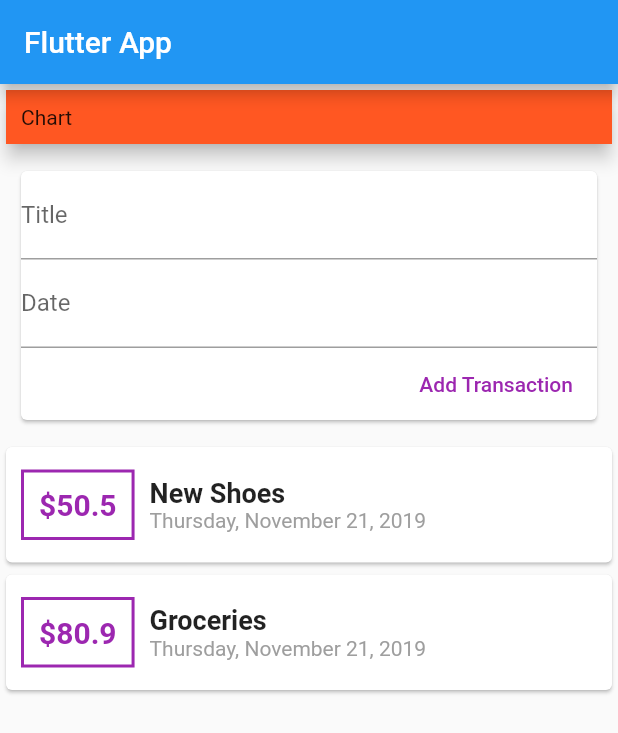
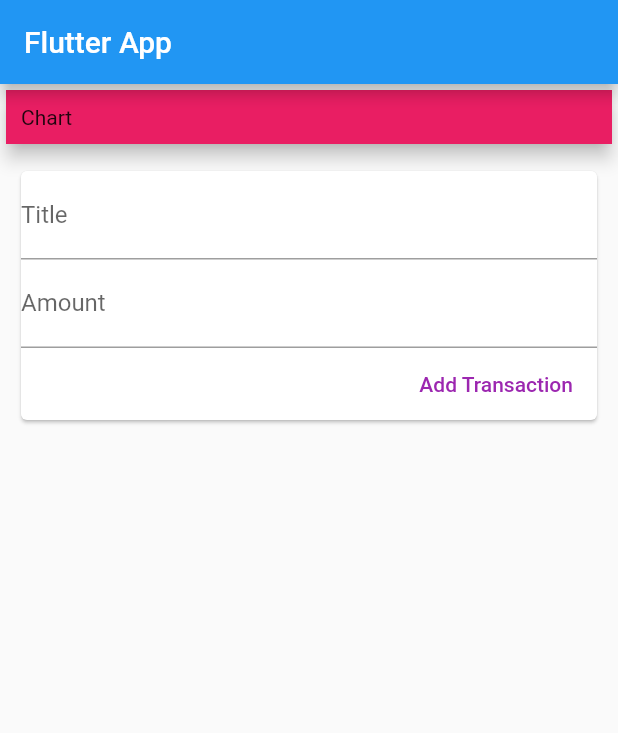
Before and after one commit to gauravxdhingra/FlutterUdemyAdvanced, a Flutter app: the screen it shows after launch, after a tap on "Add Transaction", on a phone screen of 412 x 824 dp. Shown: the top 733 px of the screen. Run offline on Flutter 3.47's test engine with Material 2 defaults, Android fonts, the phone set to English and light mode, and no system bars.

Commit message:
Splitting up the widgets and mapping add widget to list

```diff
--- /dev/null
+++ b/lib/Widgets/new_transaction.dart
@@ -0,0 +1,61 @@
+import 'package:flutter/material.dart';
+
+class NewTransaction extends StatelessWidget {
+  final Function addtx;
+  final titleController = TextEditingController();
+  final amountController = TextEditingController();
+
+  NewTransaction(this.addtx);
+
+  @override
+  Widget build(BuildContext context) {
+    return Container(
+      margin: EdgeInsets.all(10),
+      child: Card(
+        child: Column(
+          crossAxisAlignment: CrossAxisAlignment.end,
+          children: <Widget>[
+            TextField(
+              // onChanged: (val) {
+              //   titleInput = val;
+              // },
+
+              controller: titleController,
+              decoration: InputDecoration(
+                labelText: 'Title',
+              ),
+            ),
+            TextField(
+              // onChanged: (val) {
+              //   amountInput = val;
+              // },
+
+              controller: amountController,
+              decoration: InputDecoration(
+                labelText: 'Amount',
+              ),
+            ),
+            FlatButton(
+              child: Text(
+                'Add Transaction',
+              ),
+              textColor: Colors.purple,
+              onPressed: () {
+                addtx(
+                  titleController.text,
+                  double.parse(amountController.text),
+                );
+
+                // print(titleInput);
+                // print(amountInput);
+
+                // print(titleController.text);
+                // print(amountController.text);
+              },
+            )
+          ],
+        ),
+      ),
+    );
+  }
+}
--- /dev/null
+++ b/lib/Widgets/transaction_list.dart
@@ -0,0 +1,58 @@
+import 'package:flutter/material.dart';
+import '../Models/Transaction.dart';
+import 'package:intl/intl.dart';
+
+class TransactionList extends StatelessWidget {
+  final List<Transaction> transactions;
+
+  TransactionList(this.transactions);
+  @override
+  Widget build(BuildContext context) {
+    return Column(
+      children: transactions.map((tx) {
+        return Card(
+          //color: Colors.blue[200],
+          child: Row(
+            children: <Widget>[
+              Container(
+                margin: EdgeInsets.symmetric(horizontal: 10, vertical: 15),
+                child: Text(
+                  '\$${tx.amount}',
+                  style: TextStyle(
+                    fontWeight: FontWeight.bold,
+                    fontSize: 20,
+                    color: Colors.purple,
+                  ),
+                ),
+                decoration: BoxDecoration(
+                    border: Border.all(
+                  color: Colors.purple,
+                  width: 2,
+                  style: BorderStyle.solid,
+                )),
+                padding: EdgeInsets.all(10),
+              ),
+              Column(
+                //mainAxisAlignment: MainAxisAlignment.center,
+                crossAxisAlignment: CrossAxisAlignment.start,
+                children: <Widget>[
+                  Text(
+                    tx.title,
+                    style: TextStyle(
+                      fontSize: 18,
+                      fontWeight: FontWeight.bold,
+                    ),
+                  ),
+                  Text(
+                    DateFormat.yMMMMEEEEd().format(tx.date),
+                    style: TextStyle(color: Colors.grey),
+                  )
+                ],
+              )
+            ],
+          ),
+        );
+      }).toList(),
+    );
+  }
+}
--- /dev/null
+++ b/lib/Widgets/user_transactions.dart
@@ -0,0 +1,35 @@
+import 'package:app2/Models/Transaction.dart';
+import 'package:flutter/material.dart';
+import './new_transaction.dart';
+import 'transaction_list.dart';
+
+class UserTransactions extends StatefulWidget {
+  @override
+  _UserTransactionsState createState() => _UserTransactionsState();
+}
+
+class _UserTransactionsState extends State<UserTransactions> {
+  final List<Transaction> _userTransactions = [];
+
+  void _addNewTransaction(String txtitle, double txamount) {
+    final newTx = Transaction(
+      title: txtitle,
+      amount: txamount,
+      date: DateTime.now(),
+      id: DateTime.now().toString(),
+    );
+    setState(() {
+      _userTransactions.add(newTx);
+    });
+  }
+
+  @override
+  Widget build(BuildContext context) {
+    return Column(
+      children: <Widget>[
+        NewTransaction(_addNewTransaction),
+        TransactionList(_userTransactions),
+      ],
+    );
+  }
+}
--- a/lib/main.dart
+++ b/lib/main.dart
@@ -1,7 +1,5 @@
-import 'package:app2/Transaction.dart';
+import 'package:app2/Widgets/user_transactions.dart';
 import 'package:flutter/material.dart';
-import 'package:intl/intl.dart';
-import 'Transaction.dart';
 
 void main() => runApp(MyApp());
 
@@ -15,20 +13,9 @@ class MyApp extends StatelessWidget {
 }
 
 class MyHomePage extends StatelessWidget {
-  final List<Transaction> transactions = [
-    Transaction(
-      id: '1',
-      title: 'New Shoes',
-      amount: 50.5,
-      date: DateTime.now(),
-    ),
-    Transaction(
-      id: '2',
-      title: 'Groceries',
-      amount: 80.9,
-      date: DateTime.now(),
-    )
-  ];
+  // String titleInput;
+  // String amountInput;
+
   Widget build(BuildContext context) {
     return Scaffold(
       appBar: AppBar(
@@ -43,84 +30,15 @@ class MyHomePage extends StatelessWidget {
               padding: EdgeInsets.all(10),
               width: double.infinity,
               child: Text("Chart"),
-              color: Colors.deepOrange,
+              color: Colors.pink,
             ),
             elevation: 5,
           ),
-          Container(
-            margin: EdgeInsets.all(10),
-            child: Card(
-              child: Column(
-                crossAxisAlignment: CrossAxisAlignment.end,
-                children: <Widget>[
-                  TextField(
-                    decoration: InputDecoration(
-                      labelText: 'Title',
-                    ),
-                  ),
-                  TextField(
-                    decoration: InputDecoration(
-                      labelText: 'Date',
-                    ),
-                  ),
-                  FlatButton(
-                    child: Text(
-                      'Add Transaction',
-                    ),
-                    textColor: Colors.purple,
-                    onPressed: () {},
-                  )
-                ],
-              ),
-            ),
-          ),
-          Column(
-            children: transactions.map((tx) {
-              return Card(
-                //color: Colors.blue[200],
-                child: Row(
-                  children: <Widget>[
-                    Container(
-                      margin:
-                          EdgeInsets.symmetric(horizontal: 10, vertical: 15),
-                      child: Text(
-                        '\$${tx.amount}',
-                        style: TextStyle(
-                          fontWeight: FontWeight.bold,
-                          fontSize: 20,
-                          color: Colors.purple,
-                        ),
-                      ),
-                      decoration: BoxDecoration(
-                          border: Border.all(
-                        color: Colors.purple,
-                        width: 2,
-                        style: BorderStyle.solid,
-                      )),
-                      padding: EdgeInsets.all(10),
-                    ),
-                    Column(
-                      //mainAxisAlignment: MainAxisAlignment.center,
-                      crossAxisAlignment: CrossAxisAlignment.start,
-                      children: <Widget>[
-                        Text(
-                          tx.title,
-                          style: TextStyle(
-                            fontSize: 18,
-                            fontWeight: FontWeight.bold,
-                          ),
-                        ),
-                        Text(
-                          DateFormat.yMMMMEEEEd().format(tx.date),
-                          style: TextStyle(color: Colors.grey),
-                        )
-                      ],
-                    )
-                  ],
-                ),
-              );
-            }).toList(),
-          ),
+
+          UserTransactions(),
+          // Column(
+          //     //children: ,
+          //     ),
         ],
       ),
     );
```
Also changed, not shown: lib/Models/Transaction.dart (renamed from lib/Transaction.dart).
